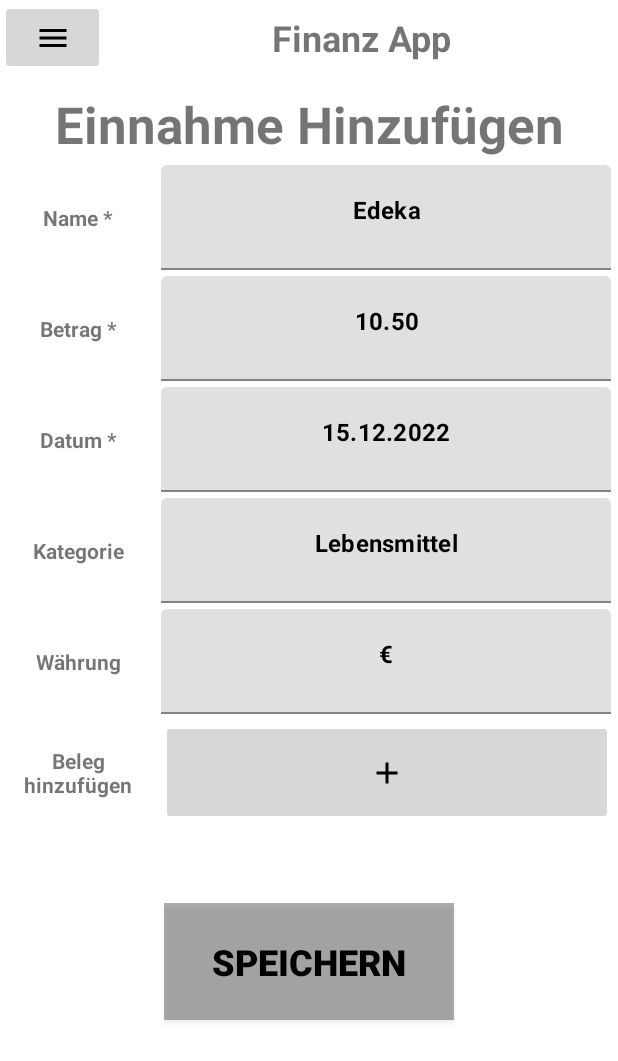
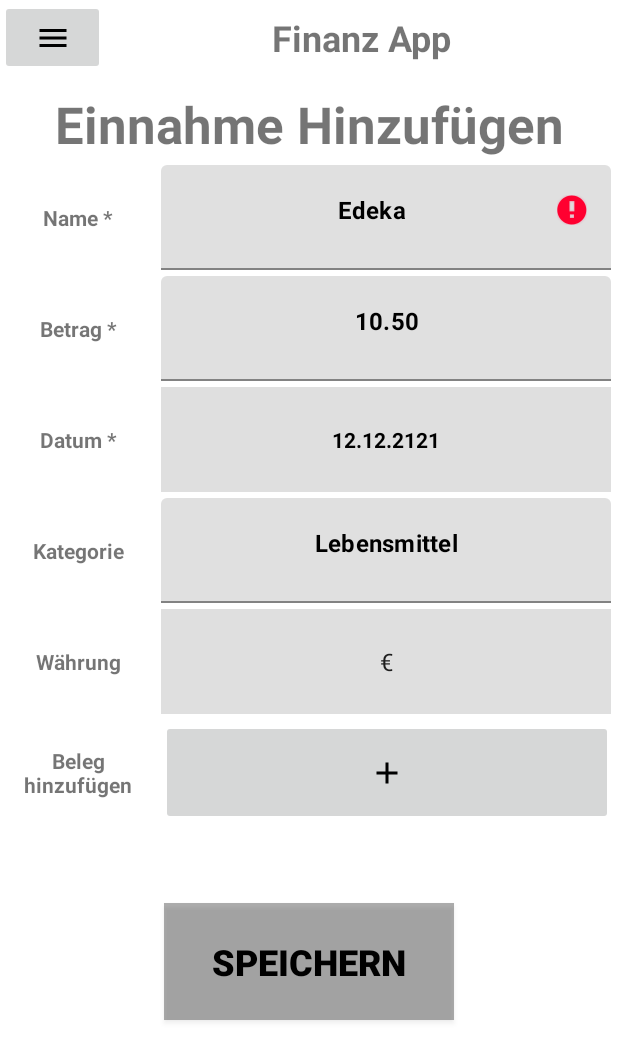
Before and after one commit to Zocker7sea/SWTAPP.reloaded, an Android app: the fragment EinnahmenhinzufuegenFragment placed in its activity, after a tap on "SPEICHERN", on a phone screen of 412 x 824 dp. Shown: the top 1061 px of the screen. Run offline under Robolectric (Android 15) with nearby library versions, the phone set to English and light mode, and no system bars.

```diff
--- a/app/src/main/java/com/example/aaaaaaaaaaaaa/MainActivity.kt
+++ b/app/src/main/java/com/example/aaaaaaaaaaaaa/MainActivity.kt
@@ -10,6 +10,7 @@ import com.example.aaaaaaaaaaaaa.ui.main.ausgaben.AusgabenhinzufuegenFragment
 import com.example.aaaaaaaaaaaaa.ui.main.ausgaben.RegelmaessigeausgabenFragment
 import com.example.aaaaaaaaaaaaa.ui.main.einnahmen.EinnahmenhinzufuegenFragment
 import com.example.aaaaaaaaaaaaa.ui.main.einnahmen.RegelmaessigeeinnahmenFragment
+import com.example.aaaaaaaaaaaaa.ui.main.eintraege.DetailansichtFragment
 import com.example.aaaaaaaaaaaaa.ui.main.eintraege.EintraegeAnzeigenFragment
 import com.example.aaaaaaaaaaaaa.ui.main.eintraege.EintraegesuchenFragment
 import com.example.aaaaaaaaaaaaa.ui.main.kategorie.KategorieanzeigenFragment
@@ -30,6 +31,8 @@ class MainActivity : AppCompatActivity() {
         super.onCreate(savedInstanceState)
         setContentView(R.layout.activity_main)
         val MainFragment = MainFragment()
+        val db = SQLiteManager.instanceOfDatabase(this)
+        db!!.writableDatabase
         supportFragmentManager.beginTransaction().replace(R.id.container, MainFragment,"Main").commitNow()
     }
 
@@ -83,6 +86,8 @@ class MainActivity : AppCompatActivity() {
         }else if(fragment is EintraegesuchenFragment) {
            // Toast.makeText(this,"EintraegeAnzeigenFragment",Toast.LENGTH_SHORT).show()
             supportFragmentManager.beginTransaction().replace(R.id.container, SideeintraegeFragment(),"Side Menu").commitNow()
+        } else if(fragment is DetailansichtFragment) {
+            supportFragmentManager.beginTransaction().replace(R.id.container, EintraegeAnzeigenFragment(),"Side Menu").commitNow()
         }
         //Kategorie
         else if(fragment is KategorieloeschenFragment) {
--- a/app/src/main/java/com/example/aaaaaaaaaaaaa/ui/main/einnahmen/EinnahmenhinzufuegenFragment.kt
+++ b/app/src/main/java/com/example/aaaaaaaaaaaaa/ui/main/einnahmen/EinnahmenhinzufuegenFragment.kt
@@ -1,14 +1,15 @@
 package com.example.aaaaaaaaaaaaa.ui.main.einnahmen
 
 import android.annotation.SuppressLint
+import android.app.DatePickerDialog
 import android.os.Bundle
 import android.view.Gravity
 import android.view.LayoutInflater
 import android.view.View
-import android.widget.Button
-import android.widget.EditText
-import android.widget.Toast
+import android.widget.*
+import androidx.core.content.ContentProviderCompat.requireContext
 import androidx.fragment.app.Fragment
+import com.example.aaaaaaaaaaaaa.ConnectionHelper
 import com.example.aaaaaaaaaaaaa.Model.Eintrag
 import com.example.aaaaaaaaaaaaa.R
 import com.example.aaaaaaaaaaaaa.SQLiteManager
@@ -18,11 +19,7 @@ import java.text.SimpleDateFormat
 import java.util.*
 
 class EinnahmenhinzufuegenFragment : Fragment(R.layout.fragment_einnahmenhinzufuegen) {
-    //private var name: EditText = null
-//    private var betrag: EditText = null
-//    private var datum: EditText? = null
-//    private var kategorie: EditText? = null
-//    private var waehrung: EditText? = null
+
 
     @SuppressLint("SimpleDateFormat")
     override fun onViewCreated(view: View, savedInstanceState: Bundle?) {
@@ -30,11 +27,13 @@ class EinnahmenhinzufuegenFragment : Fragment(R.layout.fragment_einnahmenhinzufu
         //edit felder und button
         val name: EditText = view.findViewById(R.id.texteditname)
         val betrag: EditText = view.findViewById(R.id.texteditbetrag)
-        val datum: EditText = view.findViewById(R.id.texteditdatum)
+        //val datum : EditText = view.findViewById(R.id.texteditdatum)
+        val datum: TextView = view.findViewById(R.id.date_text_view)
         val kategorie: EditText = view.findViewById(R.id.texteditkategorie)
-        val waehrung: EditText = view.findViewById(R.id.texteditwaehrung)
+        //val waehrung : EditText = view.findViewById(R.id.waehrung_spinner)
+        val waehrungSpinner = view.findViewById<Spinner>(R.id.waehrung_spinner)
+        val sqLiteManager = SQLiteManager.instanceOfDatabase(requireContext())
         val insertbtn = view.findViewById<Button>(R.id.buttonsave)
-
         val li: LayoutInflater = layoutInflater
         val layout: View = li.inflate(R.layout.toast_erfolgreich, view.findViewById(R.id.toast))
         val toast: Toast = Toast(context)
@@ -42,20 +41,54 @@ class EinnahmenhinzufuegenFragment : Fragment(R.layout.fragment_einnahmenhinzufu
         toast.setGravity(Gravity.TOP, 10, 0)
         toast.view = layout
 
+        fun showDatePickerDialog() {
+            // Get the current date
+            val calendar = Calendar.getInstance()
+            val year = calendar.get(Calendar.YEAR)
+            val month = calendar.get(Calendar.MONTH)
+            val day = calendar.get(Calendar.DAY_OF_MONTH)
+
+            // Create a new DatePickerDialog and show it
+            val datePickerDialog = DatePickerDialog(
+                requireContext(),
+                DatePickerDialog.OnDateSetListener { _, selectedYear, selectedMonth, selectedDay ->
+                    // When the date is selected, update the dateTextView with the selected date
+                    datum.text = "$selectedDay.${selectedMonth + 1}.$selectedYear"
+                },
+                year,
+                month,
+                day
+            )
+            datePickerDialog.show()
+        }
+        datum.setOnClickListener {
+            showDatePickerDialog()
+        }
+
+
+        val waehrungAdapter = ArrayAdapter.createFromResource(
+            requireContext(),
+            R.array.waehrung,
+            android.R.layout.simple_spinner_item
+        )
+        waehrungAdapter.setDropDownViewResource(android.R.layout.simple_spinner_dropdown_item)
+        waehrungSpinner.adapter = waehrungAdapter
+        waehrungSpinner.setSelection(0) // Select the first item in the list by default
+
+
         insertbtn.setOnClickListener {
-            val sqLiteManager = SQLiteManager.instanceOfDatabase(context)
+            //val sqLiteManager = SQLiteManager.instanceOfDatabase(context)
             val nametxt = name.text.toString()
             val betragtxt = getFloat(betrag.text.toString())
-            var datumtxt = datum.text.toString()
+            val datumtxt = if(datum.text.toString().isEmpty()) getCurrentDate() else datum.text.toString()
             val kategorietxt = kategorie.text.toString()
-            var waehrungtxt = waehrung.text.toString()
-            val id : Int= Eintrag.eintragArrayList.size
+            //var waehrungtxt = waehrung.text.toString()
+            var waehrung = if(waehrungSpinner.selectedItem.toString().isEmpty()) "€" else waehrungSpinner.selectedItem.toString()
+            val id: Int = Eintrag.eintragArrayList.size
             //var changes: Boolean = true
             //while (changes) {
             //set default währung
-                if (waehrungtxt.isEmpty()) {
-                    waehrungtxt = "€"
-                } else if (nametxt.length < 2) {
+           if (nametxt.length < 2) {
                 //checks if name is to short
                 name.setError("Name ist zu kurz -> min zeichen 2 !!!")
             } else if (nametxt.isEmpty()) {
@@ -64,17 +97,12 @@ class EinnahmenhinzufuegenFragment : Fragment(R.layout.fragment_einnahmenhinzufu
             } else if (betrag.text.toString().isEmpty()) {
                 //checks if betrag is empty
                 betrag.error = "Feld muss gefüllt !!!"
-                } else if (datumtxt.isEmpty()) {
-                    //set datum to current datum if empty
-                    val dateFormat: DateFormat = SimpleDateFormat("dd.MM.yyyy")
-                    val currentDate = Date()
-                    datumtxt = dateFormat.format(currentDate)
             } else {
                 //wenn alles oben abgearbeitet wurde while loop verlassen
                 //changes = false
                 //neuen eintrag erstellen
                 val newEintrag =
-                        Eintrag(id, nametxt, betragtxt, datumtxt, kategorietxt, waehrungtxt)
+                    Eintrag(id, nametxt, betragtxt, datumtxt, kategorietxt, waehrung)
                 //eintrag in die database inserten
                 val checkinsertdata = sqLiteManager!!.addEintragToDatabase(newEintrag)
                 if (checkinsertdata) {
@@ -94,89 +122,91 @@ class EinnahmenhinzufuegenFragment : Fragment(R.layout.fragment_einnahmenhinzufu
 
         }
 
+    }
 
+
+
+
+
+
+
+
+
+
+
+
+
+
+
+//
+//    @SuppressLint("SimpleDateFormat")
+//    override fun onViewCreated(view: View, savedInstanceState: Bundle?) {
+//        super.onViewCreated(view, savedInstanceState)
+//        //edit felder und button
+//        val name: EditText = view.findViewById(R.id.texteditname)
+//        val betrag: EditText = view.findViewById(R.id.texteditbetrag)
+//       // val datum: EditText = view.findViewById(R.id.texteditdatum)
+//        val kategorie: EditText = view.findViewById(R.id.texteditkategorie)
+//        val waehrungSpinner = view.findViewById<Spinner>(R.id.waehrung_spinner)
+//        val insertbtn = view.findViewById<Button>(R.id.buttonsave)
+//
+//        val li: LayoutInflater = layoutInflater
+//        val layout: View = li.inflate(R.layout.toast_erfolgreich, view.findViewById(R.id.toast))
+//        val toast: Toast = Toast(context)
+//        toast.duration = Toast.LENGTH_SHORT
+//        toast.setGravity(Gravity.TOP, 10, 0)
+//        toast.view = layout
+//
 //        insertbtn.setOnClickListener {
+//            val sqLiteManager = SQLiteManager.instanceOfDatabase(context)
+//            val nametxt = name.text.toString()
+//            val betragtxt = getFloat(betrag.text.toString())
+//            val datumtxt = if(datum.text.toString().isEmpty()) getCurrentDate() else datum.text.toString()
+//            val kategorietxt = kategorie.text.toString()
+//            val waehrungtxt = if(waehrung.text.toString().isEmpty()) "€" else waehrung.text.toString()
+//            val id : Int = sqLiteManager!!.getIdFromCounter() + 1
+//            //var changes: Boolean = true
+//            //while (changes) {
 //
-//            val sqLiteManager = SQLiteManager(requireActivity())
-//
-//            val nameTXT = name.text.toString()
-//            val betragTXT = getFloat(betrag.text.toString())
-//            var datumTXT = datum.text.toString()
-//            val kategorieTXT = kategorie.text.toString()
-//            var waehrungTXT = waehrung.text.toString()
-//            val id = Eintrag.eintragArrayList.size
-//            val newEintrag = Eintrag(id,nameTXT,betragTXT,datumTXT,kategorieTXT,waehrungTXT)
-//            val checkinsertdata : Boolean = sqLiteManager.addEintragToDatabase(newEintrag)
-//
-//            if(waehrungTXT.isEmpty()) {
-//                waehrungTXT = "€"
-//            } else if(nameTXT.length < 2){
+//            if (nametxt.length < 2) {
+//                //checks if name is to short
 //                name.setError("Name ist zu kurz -> min zeichen 2 !!!")
-//            } else if(nameTXT.isEmpty()){
+//            } else if (nametxt.isEmpty()) {
+//                //checks if name is empty
 //                name.error = "Feld muss gefüllt !!!"
-//            } else if(betrag.text.toString().isEmpty()){
+//            } else if (betrag.text.toString().isEmpty()) {
+//                //checks if betrag is empty
 //                betrag.error = "Feld muss gefüllt !!!"
-//            } else if(datumTXT.isEmpty()){
-//                datumTXT = "12.12.2022"
-//                //datum.error = "Feld muss gefüllt !!!"
-//            } else if(kategorieTXT.length > 20){
-//                kategorie.error = "Name ist lang !!!"
 //            } else {
-//                if(checkinsertdata) {
+//                //wenn alles oben abgearbeitet wurde while loop verlassen
+//                //changes = false
+//                //neuen eintrag erstellen
+//                val newEintrag =
+//                    Eintrag(id, nametxt, betragtxt, datumtxt, kategorietxt, waehrungtxt)
+//                //eintrag in die database inserten
+//                val checkinsertdata = sqLiteManager!!.addEintragToDatabase(newEintrag)
+//                if (checkinsertdata) {
+//                    //wenn es geklappt hat, custom toast aufrufen und den eintrag in die eintrasliste hinzufuegen
+//                    toast.show()
 //                    Eintrag.eintragArrayList.add(newEintrag)
-//                    toast.show()
-//
+//                    //break
+//                    //nach erfolgreichen eintragen auf haupt menu?
 //                    //Toast.makeText(activity,"New Entry Inserted", Toast.LENGTH_SHORT).show()
 //                } else {
-//                    Toast.makeText(activity,"New Entry not Inserted", Toast.LENGTH_SHORT).show()
+//                    Toast.makeText(activity, "New Entry not Inserted", Toast.LENGTH_SHORT).show()
+//                    // break
 //                }
 //            }
-//        }
-
-////new try
-//        insertbtn.setOnClickListener {
-//            val sql = SQLiteManager(requireActivity())
-//        }
-
-
-        //old
-//        insertbtn.setOnClickListener {
-//            val DB : ConnectionHelper = ConnectionHelper(requireActivity())
+//            // }
 //
 //
-//            val nameTXT : String = name.text.toString()
-//            val betragTXT : Float = getFloat(betrag.text.toString())
-//            val datumTXT : String = datum.text.toString()
-//            val kategorieTXT : String = kategorie.text.toString()
-//            var waehrungTXT : String = waehrung.text.toString()
-//
-//            //Toast.makeText(activity,kategorieTXT,Toast.LENGTH_SHORT).show()
-//
-//            val checkinsertdata : Boolean = DB.insertEintrag(nameTXT,betragTXT,
-//                datumTXT,kategorieTXT,waehrungTXT)
-//
-//
-//            if(waehrungTXT.isEmpty()) {
-//                waehrungTXT = "€"
-//            } else if(nameTXT.length < 2){
-//                name.setError("Name ist zu kurz -> min zeichen 2 !!!")
-//            } else if(nameTXT.isEmpty()){
-//                name.error = "Feld muss gefüllt !!!"
-//            } else if(datumTXT.isEmpty()){
-//                datum.error = "Feld muss gefüllt !!!"
-//            } else if(kategorieTXT.length > 20){
-//                kategorie.error = "Name ist lang !!!"
-//            } else {
-//                if(checkinsertdata) {
-//
-//                    toast.show()
-//
-//                   // Toast.makeText(activity,"New Entry Inserted", Toast.LENGTH_SHORT).show()
-//                } else {
-//                    Toast.makeText(activity,"New Entry not Inserted", Toast.LENGTH_SHORT).show()
-//                }
-//            }
 //        }
+//    }
+    fun getCurrentDate(): String{
+
+        val dateFormat: DateFormat = SimpleDateFormat("dd.MM.yyyy")
+        val currentDate = Date()
+        return dateFormat.format(currentDate)
     }
 
     fun getFloat(intString: String): Float {
--- a/app/src/main/java/com/example/aaaaaaaaaaaaa/ui/main/eintraege/DetailansichtFragment.kt
+++ b/app/src/main/java/com/example/aaaaaaaaaaaaa/ui/main/eintraege/DetailansichtFragment.kt
@@ -5,9 +5,12 @@ import androidx.fragment.app.Fragment
 import android.view.LayoutInflater
 import android.view.View
 import android.view.ViewGroup
+import android.widget.EditText
 import com.example.aaaaaaaaaaaaa.R
 
 
 class DetailansichtFragment : Fragment(R.layout.fragment_detailansicht) {
 
+
+
 }
--- a/app/src/main/res/layout/fragment_einnahmenhinzufuegen.xml
+++ b/app/src/main/res/layout/fragment_einnahmenhinzufuegen.xml
@@ -7,10 +7,10 @@
     tools:context=".ui.main.einnahmen.EinnahmenhinzufuegenFragment">
 
     <TextView
-        android:layout_marginTop="10dp"
         android:id="@+id/textView3"
         android:layout_width="match_parent"
         android:layout_height="50dp"
+        android:layout_marginTop="10dp"
         android:text="Einnahme Hinzufügen"
         android:textAlignment="center"
         android:textSize="34sp"
@@ -171,19 +171,20 @@
         app:layout_constraintStart_toEndOf="@+id/textView13"
         app:layout_constraintTop_toBottomOf="@+id/textInputLayout2">
 
-            <com.google.android.material.textfield.TextInputEditText
-                android:id="@+id/texteditdatum"
+        <TextView
+            android:id="@+id/date_text_view"
             android:layout_width="match_parent"
             android:layout_height="70dp"
-                android:hint="15.12.2022"
-                android:inputType="date"
-                android:paddingTop="0dp"
+            android:background="#DFDFDF"
+            android:hint="12.12.2121"
             android:maxLines="1"
+            android:paddingTop="25dp"
             android:textAlignment="center"
             android:textColor="#000000"
             android:textColorHint="#000000"
-                android:textSize="16sp"
             android:textStyle="bold" />
+
+
     </com.google.android.material.textfield.TextInputLayout>
 
     <com.google.android.material.textfield.TextInputLayout
@@ -205,7 +206,6 @@
             android:layout_height="70dp"
             android:hint="Lebensmittel"
             android:inputType="text"
-                android:maxLength="20"
             android:maxLines="1"
             android:paddingTop="0dp"
             android:textAlignment="center"
@@ -227,19 +227,18 @@
         app:layout_constraintStart_toEndOf="@+id/textView15"
         app:layout_constraintTop_toBottomOf="@+id/texteditkategorieLayout">
 
-            <com.google.android.material.textfield.TextInputEditText
-                android:id="@+id/texteditwaehrung"
+
+        <Spinner
+            android:id="@+id/waehrung_spinner"
             android:layout_width="match_parent"
-                android:layout_height="70dp"
-                android:maxLength="1"
-                android:maxLines="1"
-                android:paddingTop="0dp"
-                android:hint="€"
+            android:layout_height="match_parent"
+            android:addStatesFromChildren="true"
+            android:background="#DFDFDF"
+            android:backgroundTint="#DFDFDF"
             android:textAlignment="center"
             android:textColor="#000000"
             android:textColorHint="#000000"
-                android:textStyle="bold"
-                tools:text="€" />
+            android:textStyle="bold" />
     </com.google.android.material.textfield.TextInputLayout>
 
     <ImageButton
@@ -278,5 +277,4 @@
     <!--android:onClick="saveEinnahme"-->
 
 
-
 </androidx.constraintlayout.widget.ConstraintLayout>
--- a/app/src/main/res/values/strings.xml
+++ b/app/src/main/res/values/strings.xml
@@ -2,4 +2,14 @@
     <string name="app_name">Aaaaaaaaaaaaa</string>
     <!-- TODO: Remove or change this placeholder text -->
     <string name="hello_blank_fragment">Hello blank fragment</string>
+    <string-array name="waehrung">
+        <item>€</item>
+        <item>$</item>
+        <item>R</item>
+        <item>£</item>
+        <item>¥</item>
+        <item>Fr</item>
+        <item>C$</item>
+        <item>NZ$</item>
+    </string-array>
 </resources>
```
Also changed, not shown: app/src/main/java/com/example/aaaaaaaaaaaaa/EintragAdapter.kt (added, +34 -0 lines), app/src/main/java/com/example/aaaaaaaaaaaaa/SQLiteManager.kt (+15 -1 lines), app/src/main/java/com/example/aaaaaaaaaaaaa/ui/main/eintraege/EintraegeAnzeigenFragment.kt (+48 -100 lines), app/src/main/res/drawable/ic_empty.xml (added, +9 -0 lines), app/src/main/res/layout/eintrag_cell.xml (+4 -5 lines), app/src/main/res/layout/fragment_eintraege_anzeigen.xml (+26 -2 lines). Lines whose indentation alone changed are shown as unchanged.
